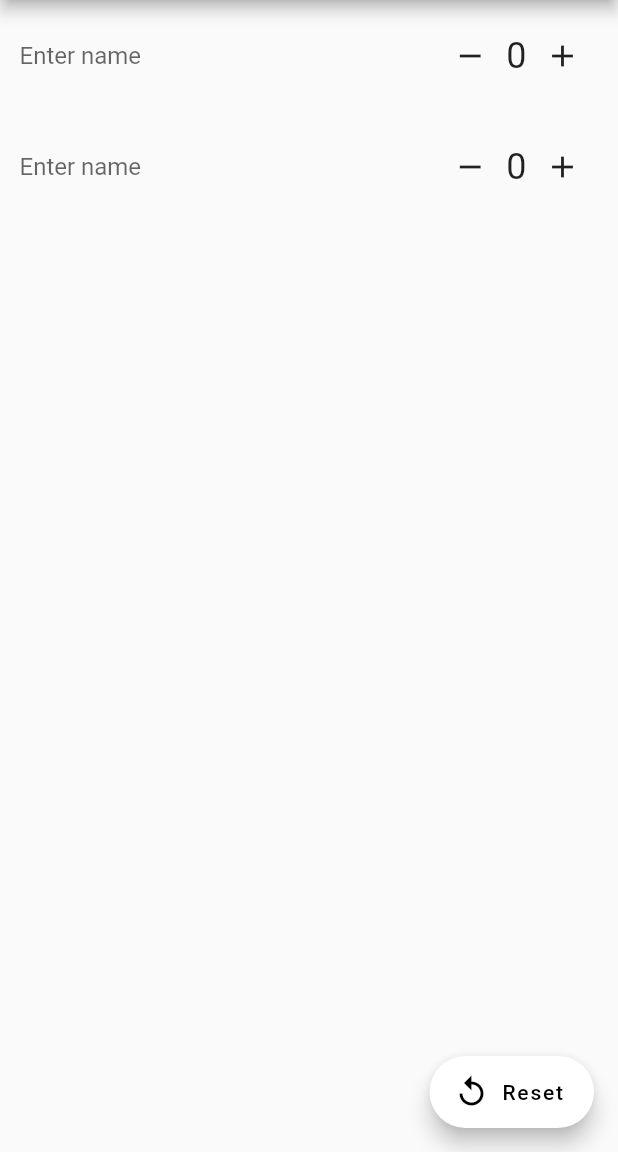
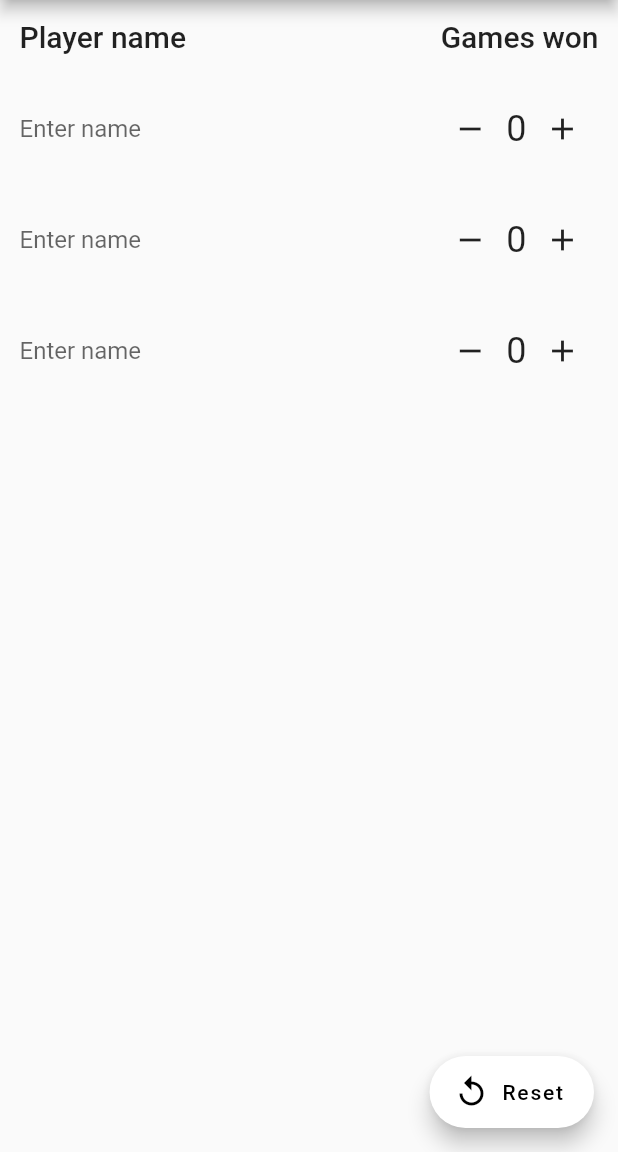
Before and after one commit to LouisWhite15/PingPongScorer, a Flutter app: the screen it shows after launch, in the side drawer, after a tap on "Overall Ranking", on a phone screen of 412 x 824 dp, the part 84-1236 px from its top. Run offline on Flutter 3.47's test engine with Material 2 defaults, Android fonts, the phone set to English and light mode, and no system bars; our stand-ins replace shared_preferences; missing offline and left inert: swipedetector.

Commit message:
Added SharedPreferences package ready for saving and retrieving values and added titles to ranking page

```diff
--- a/lib/ranking.dart
+++ b/lib/ranking.dart
@@ -1,6 +1,7 @@
 import 'package:PingPongScorer/drawer.dart';
 import 'package:flutter/widgets.dart';
 import 'package:flutter/material.dart';
+import 'package:shared_preferences/shared_preferences.dart';
 
 class Ranking extends StatefulWidget {
   Ranking({Key key, this.title}) : super(key: key);
@@ -13,7 +14,7 @@ class Ranking extends StatefulWidget {
 
 class _RankingState extends State<Ranking>
 {
-  var _playerScores = [0, 0];
+  var _playerScores = [0, 0, 0];
 
   void _incrementPlayer(int index)
   {
@@ -50,6 +51,21 @@ class _RankingState extends State<Ranking>
       drawer: CustomDrawer(),
       body: Column(
         children: <Widget>[
+          Container(
+            padding: EdgeInsets.all(13.0),
+            child: Row(
+              mainAxisAlignment: MainAxisAlignment.spaceBetween,
+              children: <Widget>[
+                Text("Player name",
+                  style: Theme.of(context).textTheme.title
+                ),
+                Spacer(),
+                Text("Games won",
+                  style: Theme.of(context).textTheme.title
+                )
+              ],
+            ),
+          ),
           Container(
             padding: EdgeInsets.all(13.0),
             child: Row(
@@ -102,6 +118,33 @@ class _RankingState extends State<Ranking>
                 )
               ],
             ),
+          ),
+          Container(
+            padding: EdgeInsets.all(13.0),
+            child: Row(
+              mainAxisAlignment: MainAxisAlignment.spaceEvenly,
+              children: <Widget>[
+                Flexible(
+                  child: TextField(
+                    decoration: InputDecoration(
+                      border: InputBorder.none,
+                      hintText: "Enter name"
+                    ),
+                  )
+                ),
+                IconButton(
+                  icon: Icon(Icons.remove),
+                  onPressed: () => _decrementPlayer(2)
+                ),
+                Text(_playerScores[2].toString(),
+                  style: Theme.of(context).textTheme.headline,
+                ),
+                IconButton(
+                  icon: Icon(Icons.add),
+                  onPressed: () => _incrementPlayer(2)
+                )
+              ],
+            ),
           )
         ],
       ),
--- a/pubspec.yaml
+++ b/pubspec.yaml
@@ -20,6 +20,7 @@ dependencies:
   flutter:
     sdk: flutter
   swipedetector: ^1.2.0
+  shared_preferences: ^0.4.3
 
   # The following adds the Cupertino Icons font to your application.
   # Use with the CupertinoIcons class for iOS style icons.
```
Also changed, not shown: pubspec.lock, 4 other files.
